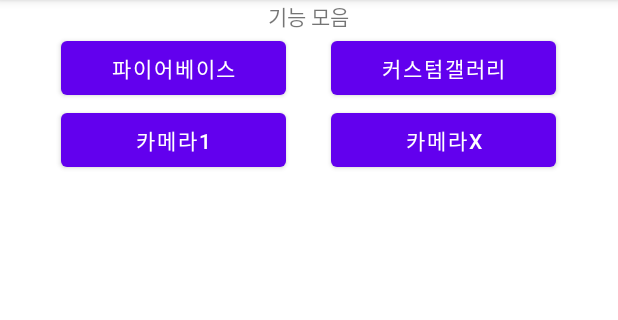
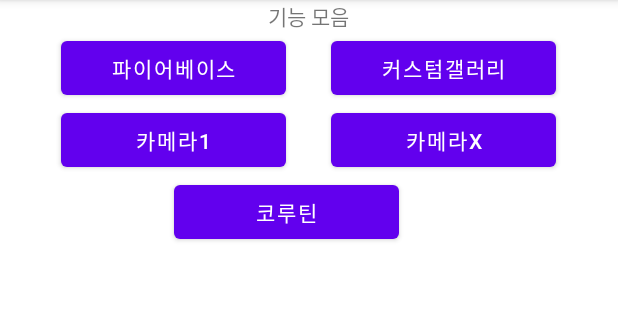
Before and after one commit to hangang885/Function, an Android app: the screen it shows after launch (MainActivity), on a phone screen of 412 x 824 dp, the part 84-404 px from its top. Run offline under Robolectric (Android 15) with nearby library versions, the phone set to English and light mode, and no system bars.

Commit message:
코루틴

```diff
--- a/app/build.gradle
+++ b/app/build.gradle
@@ -42,6 +42,8 @@ dependencies {
     implementation 'androidx.appcompat:appcompat:1.3.1'
     implementation 'com.google.android.material:material:1.4.0'
     implementation 'androidx.constraintlayout:constraintlayout:2.1.0'
+    implementation 'androidx.navigation:navigation-fragment-ktx:2.3.5'
+    implementation 'androidx.navigation:navigation-ui-ktx:2.3.5'
     testImplementation 'junit:junit:4.+'
     androidTestImplementation 'androidx.test.ext:junit:1.1.3'
     androidTestImplementation 'androidx.test.espresso:espresso-core:3.4.0'
@@ -69,5 +71,7 @@ dependencies {
 // CameraX View class
     implementation "androidx.camera:camera-view:1.0.0-alpha27"
 
+    //코루틴
+    implementation "org.jetbrains.kotlinx:kotlinx-coroutines-android:1.3.5"
 
 }
--- a/app/src/main/res/layout/activity_main.xml
+++ b/app/src/main/res/layout/activity_main.xml
@@ -53,4 +53,20 @@
             ></Button>
     </LinearLayout>
 
+    <LinearLayout
+        android:layout_width="match_parent"
+        android:layout_height="wrap_content"
+        android:orientation="horizontal"
+        android:gravity="center_horizontal"
+        >
+        <Button
+            android:id="@+id/coroutine"
+            android:layout_width="150dp"
+            android:layout_height="wrap_content"
+            android:text="코루틴"
+            android:layout_marginRight="30dp"
+            ></Button>
+
+    </LinearLayout>
+
 </LinearLayout>
--- a/app/src/main/res/values/themes.xml
+++ b/app/src/main/res/values/themes.xml
@@ -13,4 +13,13 @@
         <item name="android:statusBarColor" tools:targetApi="l">?attr/colorPrimaryVariant</item>
         <!-- Customize your theme here. -->
     </style>
+
+    <style name="Theme.MyApplication.NoActionBar">
+        <item name="windowActionBar">false</item>
+        <item name="windowNoTitle">true</item>
+    </style>
+
+    <style name="Theme.MyApplication.AppBarOverlay" parent="ThemeOverlay.AppCompat.Dark.ActionBar" />
+
+    <style name="Theme.MyApplication.PopupOverlay" parent="ThemeOverlay.AppCompat.Light" />
 </resources>
```
Also changed, not shown: app/src/main/AndroidManifest.xml (+7 -4 lines), app/src/main/java/com/example/myapplication/MainActivity.kt (+7 -1 lines), app/src/main/java/com/example/myapplication/coroutineActivity.kt (added, +344 -0 lines), app/src/main/java/com/example/myapplication/coroutine_study.kt (added, +11 -0 lines), app/src/main/res/layout/activity_coroutine.xml (added, +9 -0 lines), app/src/main/res/values/strings.xml (+9 -0 lines).
